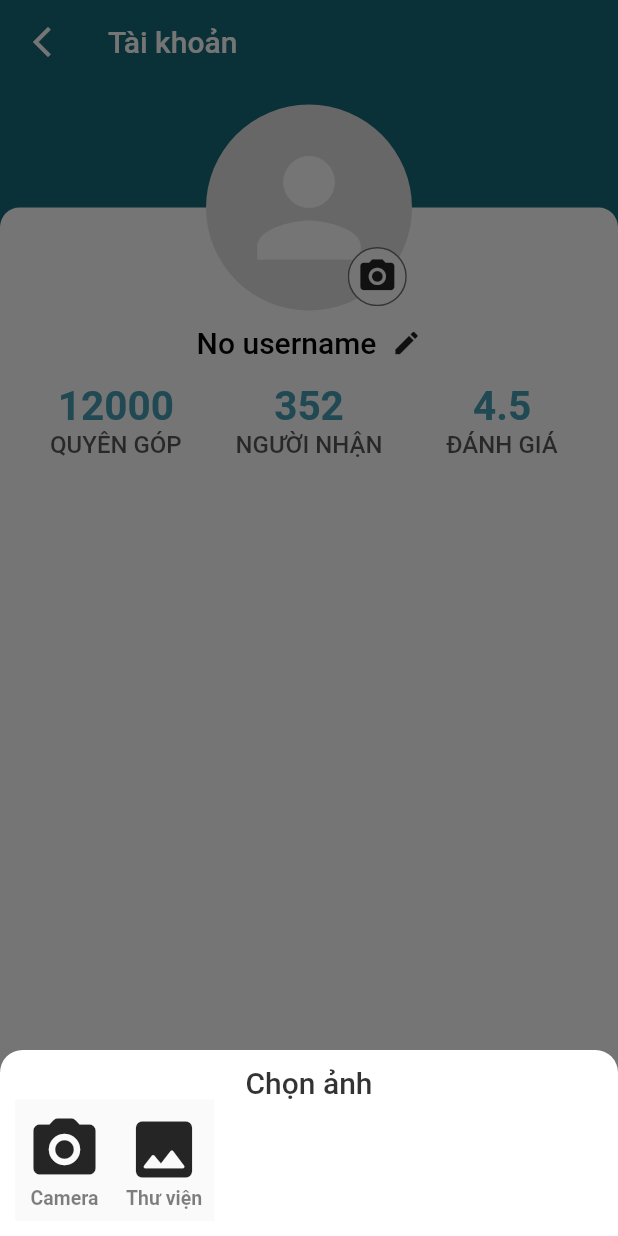
After one commit to ShikamaruBH/FoodBridge, a Flutter app: the ProfileScreen screen opened directly, after a tap on the "camera alt" icon, on a phone screen of 412 x 824 dp. The commit adds this screen. Run offline on Flutter 3.47's test engine with Material 2 defaults, Android fonts, the phone set to English and light mode, and no system bars; our stand-ins replace cached_network_image, carousel_slider, cloud_firestore, cloud_functions, firebase_auth, firebase_core and 15 more; missing offline and left inert: md5_file_checksum, open_route_service; accounts and stored records are empty.

Commit message:
template for profile screen, updateUserAvatar cloud function, complete update user avatar backend and front end

```diff
--- a/lib/controller/controllermanagement.dart
+++ b/lib/controller/controllermanagement.dart
@@ -7,6 +7,7 @@ import 'package:food_bridge/controller/localizationcontroller.dart';
 import 'package:food_bridge/controller/mapcontroller.dart';
 import 'package:food_bridge/controller/quantitycontroller.dart';
 import 'package:food_bridge/controller/reviewdialogcontroller.dart';
+import 'package:food_bridge/controller/usercontroller.dart';
 
 final localeController = LocalizationController();
 final donationController = DonationController();
@@ -17,3 +18,4 @@ final filterController = FilterController();
 final authController = AuthController();
 final quantityController = QuantityController();
 final reviewController = ReviewDialogController();
+final userController = UserController();
--- a/lib/model/designmanagement.dart
+++ b/lib/model/designmanagement.dart
@@ -30,6 +30,11 @@ class StyleManagement {
   static final titleTextStyle = TextStyle(
     color: ColorManagement.titleColorDark,
     fontSize: 28,
+    fontWeight: FontWeight.bold,
+  );
+  static const statsTextStyle = TextStyle(
+    color: ColorManagement.foodTypeCheckBoxCardBackgroundChecked,
+    fontSize: 27,
     fontWeight: FontWeight.bold,
   );
   static const monthlyDescriptionTextStyle = TextStyle(
--- a/lib/model/localizations.dart
+++ b/lib/model/localizations.dart
@@ -442,7 +442,7 @@ Map<String, dynamic> appLocalizations = {
     "en": "Home",
     "vi": "Trang chủ",
   },
-  "account-title": {
+  "profile-title": {
     "en": "Profile",
     "vi": "Tài khoản",
   },
@@ -465,6 +465,30 @@ Map<String, dynamic> appLocalizations = {
   "welcome-back-text": {
     "en": "Welcome back !",
     "vi": "Chào mừng quay lại !",
+  },
+  "updating-text": {
+    "en": "Updating...",
+    "vi": "Đang cập nhật...",
+  },
+  "donations-stats-label": {
+    "en": "DONATIONS",
+    "vi": "QUYÊN GÓP",
+  },
+  "update-avatar-success-text": {
+    "en": "Updated",
+    "vi": "Đã cập nhật",
+  },
+  "update-avatar-success-description": {
+    "en": "Update avatar success",
+    "vi": "Cập nhật ảnh đại diện thành công",
+  },
+  "recipients-stats-label": {
+    "en": "RECIPIENTS",
+    "vi": "NGƯỜI NHẬN",
+  },
+  "rating-stats-label": {
+    "en": "RATING",
+    "vi": "ĐÁNH GIÁ",
   },
   "monthly-donation-text-donor": {
     "en": (total) =>
--- a/lib/view/screens/donationdetail.dart
+++ b/lib/view/screens/donationdetail.dart
@@ -461,7 +461,7 @@ class DonationDetailScreen extends StatelessWidget {
               bottomLeft: Radius.circular(6),
             ),
           ),
-          const HSpacer(
+          HSpacer(
             offset: -9.5,
           ),
           Container(
@@ -480,7 +480,7 @@ class DonationDetailScreen extends StatelessWidget {
               ),
             ),
           ),
-          const HSpacer(
+          HSpacer(
             offset: -9.9,
           ),
           FoodQuantityButton(
@@ -491,7 +491,7 @@ class DonationDetailScreen extends StatelessWidget {
               bottomRight: Radius.circular(6),
             ),
           ),
-          const HSpacer(),
+          HSpacer(),
           Flexible(
             child: ElevatedButton(
               onPressed: () => receiveDonation(donation.id),
--- /dev/null
+++ b/lib/view/screens/profile.dart
@@ -0,0 +1,394 @@
+import 'package:cached_network_image/cached_network_image.dart';
+import 'package:flutter/material.dart';
+import 'package:food_bridge/controller/controllermanagement.dart';
+import 'package:food_bridge/controller/localizationcontroller.dart';
+import 'package:food_bridge/main.dart';
+import 'package:food_bridge/model/designmanagement.dart';
+import 'package:food_bridge/view/widgets/dialogs.dart';
+import 'package:food_bridge/view/widgets/spacer.dart';
+import 'package:image_picker/image_picker.dart';
+import 'package:provider/provider.dart';
+
+class ProfileScreen extends StatelessWidget {
+  const ProfileScreen({super.key});
+
+  @override
+  Widget build(BuildContext context) {
+    return LayoutBuilder(
+      builder: (_, constraints) => ChangeNotifierProvider.value(
+        value: localeController,
+        child: Consumer<LocalizationController>(
+          builder: (_, localeControllel, __) => Scaffold(
+            appBar: AppBar(
+              elevation: 0,
+              leading: IconButton(
+                onPressed: () => Navigator.of(context).pop(),
+                icon: const Icon(Icons.arrow_back_ios_new),
+              ),
+              title: Text(
+                localeController.getTranslate('profile-title'),
+              ),
+            ),
+            body: Container(
+              width: constraints.maxWidth,
+              color: Theme.of(context).colorScheme.primary,
+              child: Column(
+                children: [
+                  SizedBox(
+                    height: constraints.maxHeight * .1,
+                  ),
+                  Expanded(
+                    child: Card(
+                      margin: EdgeInsets.zero,
+                      shape: const RoundedRectangleBorder(
+                        borderRadius: BorderRadius.only(
+                          topLeft: Radius.circular(13),
+                          topRight: Radius.circular(13),
+                        ),
+                      ),
+                      child: Transform.translate(
+                        offset: Offset(0, -constraints.maxWidth / 6),
+                        child: Column(
+                          children: [
+                            Row(
+                              mainAxisAlignment: MainAxisAlignment.center,
+                              children: [
+                                Column(
+                                  children: [
+                                    Stack(
+                                      children: [
+                                        getUserProfile(constraints),
+                                        EditAvatarButton(constraints),
+                                      ],
+                                    ),
+                                    const VSpacer(),
+                                    SizedBox(
+                                      width: constraints.maxWidth,
+                                      child: Padding(
+                                        padding: const EdgeInsets.symmetric(
+                                            horizontal: 8),
+                                        child: Row(
+                                          mainAxisAlignment:
+                                              MainAxisAlignment.center,
+                                          children: [
+                                            Flexible(
+                                              child: Text(
+                                                authController.currentUsername,
+                                                overflow: TextOverflow.ellipsis,
+                                                style: StyleManagement
+                                                    .usernameTextStyle
+                                                    .copyWith(
+                                                        color: Colors.black),
+                                              ),
+                                            ),
+                                            HSpacer(),
+                                            InkWell(
+                                              onTap: () {},
+                                              child: const Icon(
+                                                Icons.edit,
+                                                size: 20,
+                                              ),
+                                            )
+                                          ],
+                                        ),
+                                      ),
+                                    ),
+                                  ],
+                                ),
+                              ],
+                            ),
+                            const VSpacer(),
+                            UserStatsWidget(constraints),
+                          ],
+                        ),
+                      ),
+                    ),
+                  ),
+                ],
+              ),
+            ),
+          ),
+        ),
+      ),
+    );
+  }
+
+  getUserProfile(BoxConstraints constraints) {
+    if (authController.currentUserAvatar != null) {
+      return ClipOval(
+        child: Container(
+          color: Colors.grey.shade100,
+          child: CachedNetworkImage(
+            imageUrl: authController.currentUserAvatar!,
+            width: constraints.maxWidth / 3,
+            height: constraints.maxWidth / 3,
+            fit: BoxFit.cover,
+            placeholder: (context, url) => Center(
+              child: SizedBox(
+                width: constraints.maxWidth / 6,
+                height: constraints.maxWidth / 6,
+                child: const CircularProgressIndicator(
+                  strokeWidth: 2,
+                ),
+              ),
+            ),
+            errorWidget: (context, url, error) => const Icon(Icons.error),
+          ),
+        ),
+      );
+    }
+    return CircleAvatar(
+      backgroundColor: Colors.grey.shade300,
+      radius: constraints.maxWidth / 6,
+      child: Icon(
+        Icons.person,
+        size: constraints.maxWidth / 4,
+        color: Colors.white,
+      ),
+    );
+  }
+}
+
+class EditAvatarButton extends StatelessWidget {
+  final BoxConstraints constraints;
+  const EditAvatarButton(
+    this.constraints, {
+    super.key,
+  });
+
+  @override
+  Widget build(BuildContext context) {
+    return Positioned(
+      bottom: constraints.maxWidth / 140,
+      right: constraints.maxWidth / 120,
+      child: Material(
+        color: Colors.transparent,
+        child: InkWell(
+          onTap: () => showImageSourceBottomSheet(context),
+          splashColor: Theme.of(context).colorScheme.secondary,
+          customBorder: const CircleBorder(),
+          child: Ink(
+            decoration: BoxDecoration(
+              border: Border.all(
+                color: ColorManagement.descriptionColorDark,
+                width: 1,
+              ),
+              color: Colors.white,
+              shape: BoxShape.circle,
+            ),
+            child: Padding(
+              padding: const EdgeInsets.all(5),
+              child: Icon(
+                Icons.camera_alt,
+                color: ColorManagement.iconColor,
+                size: constraints.maxWidth / 15,
+              ),
+            ),
+          ),
+        ),
+      ),
+    );
+  }
+
+  Future<dynamic> showImageSourceBottomSheet(BuildContext context) {
+    return showModalBottomSheet(
+      context: context,
+      backgroundColor: Colors.transparent,
+      builder: (context) => ClipRRect(
+        borderRadius: const BorderRadius.only(
+          topLeft: Radius.circular(15),
+          topRight: Radius.circular(15),
+        ),
+        child: Container(
+          color: Colors.white,
+          child: Padding(
+            padding: const EdgeInsets.all(10),
+            child: Column(
+              mainAxisSize: MainAxisSize.min,
+              children: [
+                Row(
+                  mainAxisAlignment: MainAxisAlignment.center,
+                  children: [
+                    Text(
+                      localeController.getTranslate('choose-image-text'),
+                      style: StyleManagement.usernameTextStyle
+                          .copyWith(color: Colors.black.withOpacity(.8)),
+                    )
+                  ],
+                ),
+                Row(
+                  children: [
+                    ImageSourceButton(
+                        Icons.camera_alt_rounded, "Camera", ImageSource.camera),
+                    ImageSourceButton(Icons.image_rounded, "gallery-text",
+                        ImageSource.gallery),
+                  ],
+                )
+              ],
+            ),
+          ),
+        ),
+      ),
+    );
+  }
+}
+
+class ImageSourceButton extends StatelessWidget {
+  final IconData icon;
+  final String text;
+  final ImageSource source;
+  final ImagePicker picker = ImagePicker();
+  ImageSourceButton(
+    this.icon,
+    this.text,
+    this.source, {
+    super.key,
+  });
+
+  void pickImage(ImageSource source) async {
+    XFile? image = await picker.pickImage(source: source);
+    if (image == null) return;
+    showDialog(
+      barrierDismissible: false,
+      context: navigatorKey.currentState!.context,
+      builder: (context) => const LoadingDialog(
+        message: 'updating-text',
+      ),
+    );
+    await userController.updateAvatar(image).then((result) async {
+      Navigator.pop(navigatorKey.currentState!.context);
+      if (result['success']) {
+        showDialog(
+          barrierDismissible: false,
+          context: navigatorKey.currentState!.context,
+          builder: (context) => SuccessDialog(
+            'update-avatar-success-text',
+            'update-avatar-success-description',
+            () {},
+            showActions: false,
+          ),
+        );
+        await Future.delayed(const Duration(seconds: 1));
+        Navigator.of(navigatorKey.currentState!.context).pop();
+      } else {
+        showDialog(
+          barrierDismissible: false,
+          context: navigatorKey.currentState!.context,
+          builder: (context) => ErrorDialog(result['err']),
+        );
+      }
+    }).catchError((err) {
+      Navigator.pop(navigatorKey.currentState!.context);
+      showDialog(
+        barrierDismissible: false,
+        context: navigatorKey.currentState!.context,
+        builder: (context) => ErrorDialog(err),
+      );
+    });
+  }
+
+  @override
+  Widget build(BuildContext context) {
+    return Column(
+      children: [
+        Material(
+          child: InkWell(
+            onTap: () {
+              Navigator.pop(context);
+              pickImage(source);
+            },
+            child: Padding(
+              padding: const EdgeInsets.all(8.0),
+              child: Column(children: [
+                Icon(
+                  icon,
+                  color: ColorManagement.iconColor,
+                  size: 50,
+                ),
+                Row(
+                  mainAxisAlignment: MainAxisAlignment.center,
+                  children: [
+                    Text(
+                      localeController.getTranslate(text),
+                      style: StyleManagement.newDonationFieldTitleTextStyle,
+                    )
+                  ],
+                )
+              ]),
+            ),
+          ),
+        ),
+      ],
+    );
+  }
+}
+
+class UserStatsWidget extends StatelessWidget {
+  final BoxConstraints constraints;
+  const UserStatsWidget(
+    this.constraints, {
+    super.key,
+  });
+
+  @override
+  Widget build(BuildContext context) {
+    return Padding(
+      padding: const EdgeInsets.symmetric(vertical: 5),
+      child: Row(
+        mainAxisAlignment: MainAxisAlignment.spaceEvenly,
+        children: [
+          StatsBoxWidget(
+            "12000",
+            'donations-stats-label',
+            constraints: constraints,
+          ),
+          StatsBoxWidget(
+            "352",
+            'recipients-stats-label',
+            constraints: constraints,
+          ),
+          StatsBoxWidget(
+            "4.5",
+            'rating-stats-label',
+            constraints: constraints,
+          ),
+        ],
+      ),
+    );
+  }
+}
+
+class StatsBoxWidget extends StatelessWidget {
+  final String value;
+  final String label;
+  const StatsBoxWidget(
+    this.value,
+    this.label, {
+    super.key,
+    required this.constraints,
+  });
+
+  final BoxConstraints constraints;
+
+  @override
+  Widget build(BuildContext context) {
+    return SizedBox(
+      width: constraints.maxWidth / 4,
+      child: Column(
+        mainAxisAlignment: MainAxisAlignment.center,
+        children: [
+          Text(
+            value,
+            style: StyleManagement.statsTextStyle,
+          ),
+          Text(
+            localeController.getTranslate(label),
+            style: StyleManagement.settingsItemTextStyle.copyWith(
+              color: Colors.black.withOpacity(.66),
+            ),
+          )
+        ],
+      ),
+    );
+  }
+}
--- a/lib/view/widgets/spacer.dart
+++ b/lib/view/widgets/spacer.dart
@@ -15,15 +15,18 @@ class VSpacer extends StatelessWidget {
   }
 }
 
+// ignore: must_be_immutable
 class HSpacer extends StatelessWidget {
   final double? offset;
-  const HSpacer({
+  double? width;
+  HSpacer({
     this.offset,
     super.key,
   });
 
   @override
   Widget build(BuildContext context) {
+    width = 10 + (offset ?? 0);
     return SizedBox(
       width: 10 + (offset ?? 0),
     );
```
Also changed, not shown: lib/controller/authcontroller.dart (+16 -0 lines), lib/controller/usercontroller.dart (added, +24 -0 lines), lib/main.dart (+26 -9 lines), lib/view/screens/home.dart (+10 -1 lines), 3 other files.
